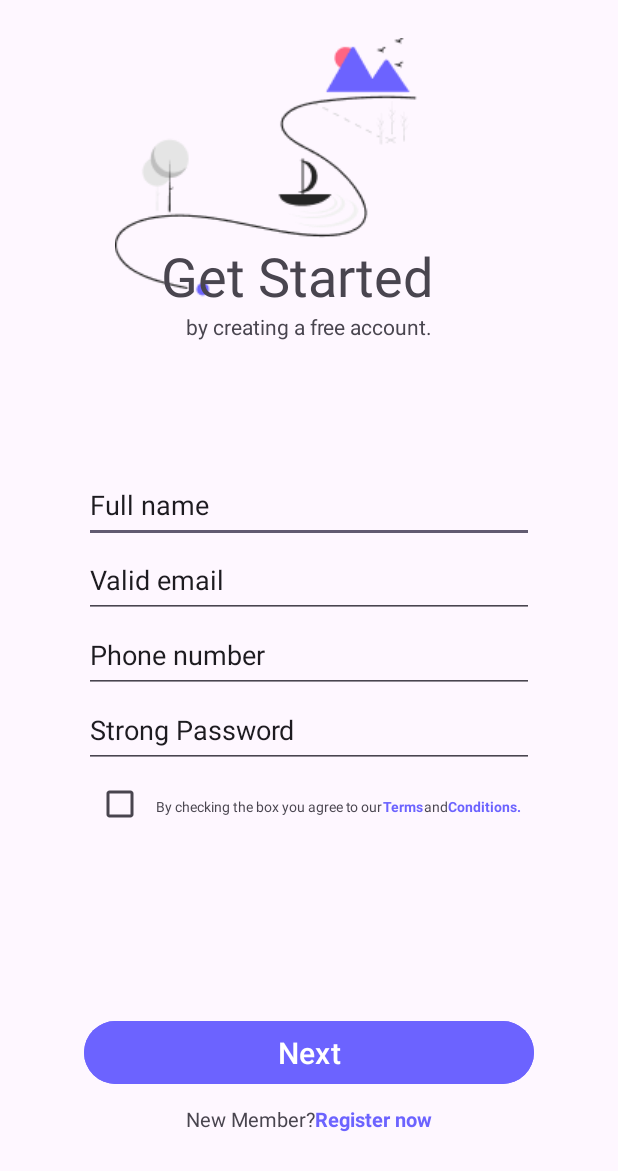
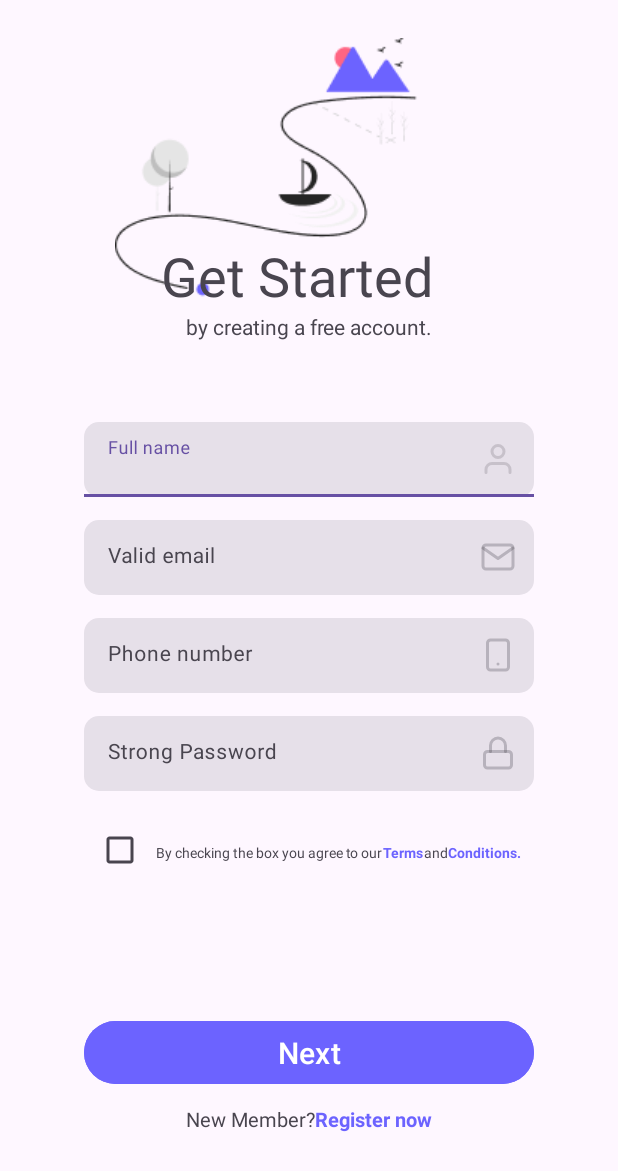
Before and after one commit to Anastasiia1015/MobileAppAssignment1, an Android app: the MainActivity2 screen opened directly, with no data from a screen before it, on a phone screen of 412 x 824 dp. Shown: the top 1171 px of the screen. Run offline under Robolectric (Android 15) with nearby library versions, the phone set to English and light mode, and no system bars.

Commit message:
added icons for input fields + changed input fields appearance

```diff
--- a/app/src/main/java/com/example/myapplication2/MainActivity.kt
+++ b/app/src/main/java/com/example/myapplication2/MainActivity.kt
@@ -10,7 +10,7 @@ class MainActivity : AppCompatActivity() {
     override fun onCreate(savedInstanceState: Bundle?) {
         super.onCreate(savedInstanceState)
         enableEdgeToEdge()
-        setContentView(R.layout.sign_in)
+        setContentView(R.layout.activity_sign_in)
         ViewCompat.setOnApplyWindowInsetsListener(findViewById(R.id.main)) { v, insets ->
             val systemBars = insets.getInsets(WindowInsetsCompat.Type.systemBars())
             v.setPadding(systemBars.left, systemBars.top, systemBars.right, systemBars.bottom)
--- a/app/src/main/java/com/example/myapplication2/MainActivity2.kt
+++ b/app/src/main/java/com/example/myapplication2/MainActivity2.kt
@@ -10,7 +10,7 @@ class MainActivity2 : AppCompatActivity() {
     override fun onCreate(savedInstanceState: Bundle?) {
         super.onCreate(savedInstanceState)
         enableEdgeToEdge()
-        setContentView(R.layout.create_acc)
+        setContentView(R.layout.activity_create_acc)
         ViewCompat.setOnApplyWindowInsetsListener(findViewById(R.id.main)) { v, insets ->
             val systemBars = insets.getInsets(WindowInsetsCompat.Type.systemBars())
             v.setPadding(systemBars.left, systemBars.top, systemBars.right, systemBars.bottom)
--- /dev/null
+++ b/app/src/main/res/drawable/lock.xml
@@ -0,0 +1,22 @@
+<vector xmlns:android="http://schemas.android.com/apk/res/android"
+    android:width="24dp"
+    android:height="24dp"
+    android:viewportWidth="24"
+    android:viewportHeight="24">
+  <path
+      android:pathData="M19,11H5C3.895,11 3,11.895 3,13V20C3,21.105 3.895,22 5,22H19C20.105,22 21,21.105 21,20V13C21,11.895 20.105,11 19,11Z"
+      android:strokeAlpha="0.3"
+      android:strokeLineJoin="round"
+      android:strokeWidth="2"
+      android:fillColor="#00000000"
+      android:strokeColor="#000000"
+      android:strokeLineCap="round"/>
+  <path
+      android:pathData="M7,11V7C7,5.674 7.527,4.402 8.464,3.464C9.402,2.527 10.674,2 12,2C13.326,2 14.598,2.527 15.535,3.464C16.473,4.402 17,5.674 17,7V11"
+      android:strokeAlpha="0.3"
+      android:strokeLineJoin="round"
+      android:strokeWidth="2"
+      android:fillColor="#00000000"
+      android:strokeColor="#000000"
+      android:strokeLineCap="round"/>
+</vector>
--- /dev/null
+++ b/app/src/main/res/drawable/mail.xml
@@ -0,0 +1,22 @@
+<vector xmlns:android="http://schemas.android.com/apk/res/android"
+    android:width="24dp"
+    android:height="24dp"
+    android:viewportWidth="24"
+    android:viewportHeight="24">
+  <path
+      android:pathData="M4,4H20C21.1,4 22,4.9 22,6V18C22,19.1 21.1,20 20,20H4C2.9,20 2,19.1 2,18V6C2,4.9 2.9,4 4,4Z"
+      android:strokeAlpha="0.3"
+      android:strokeLineJoin="round"
+      android:strokeWidth="2"
+      android:fillColor="#00000000"
+      android:strokeColor="#000000"
+      android:strokeLineCap="round"/>
+  <path
+      android:pathData="M22,6L12,13L2,6"
+      android:strokeAlpha="0.3"
+      android:strokeLineJoin="round"
+      android:strokeWidth="2"
+      android:fillColor="#00000000"
+      android:strokeColor="#000000"
+      android:strokeLineCap="round"/>
+</vector>
--- /dev/null
+++ b/app/src/main/res/drawable/smartphone.xml
@@ -0,0 +1,22 @@
+<vector xmlns:android="http://schemas.android.com/apk/res/android"
+    android:width="24dp"
+    android:height="24dp"
+    android:viewportWidth="24"
+    android:viewportHeight="24">
+  <path
+      android:pathData="M17,2H7C5.895,2 5,2.895 5,4V20C5,21.105 5.895,22 7,22H17C18.105,22 19,21.105 19,20V4C19,2.895 18.105,2 17,2Z"
+      android:strokeAlpha="0.3"
+      android:strokeLineJoin="round"
+      android:strokeWidth="2"
+      android:fillColor="#00000000"
+      android:strokeColor="#000000"
+      android:strokeLineCap="round"/>
+  <path
+      android:pathData="M12,18H12.01"
+      android:strokeAlpha="0.3"
+      android:strokeLineJoin="round"
+      android:strokeWidth="2"
+      android:fillColor="#00000000"
+      android:strokeColor="#000000"
+      android:strokeLineCap="round"/>
+</vector>
--- /dev/null
+++ b/app/src/main/res/drawable/user.xml
@@ -0,0 +1,22 @@
+<vector xmlns:android="http://schemas.android.com/apk/res/android"
+    android:width="24dp"
+    android:height="24dp"
+    android:viewportWidth="24"
+    android:viewportHeight="24">
+  <path
+      android:pathData="M20,21V19C20,17.939 19.579,16.922 18.828,16.172C18.078,15.421 17.061,15 16,15H8C6.939,15 5.922,15.421 5.172,16.172C4.421,16.922 4,17.939 4,19V21"
+      android:strokeAlpha="0.2"
+      android:strokeLineJoin="round"
+      android:strokeWidth="2"
+      android:fillColor="#00000000"
+      android:strokeColor="#000000"
+      android:strokeLineCap="round"/>
+  <path
+      android:pathData="M12,11C14.209,11 16,9.209 16,7C16,4.791 14.209,3 12,3C9.791,3 8,4.791 8,7C8,9.209 9.791,11 12,11Z"
+      android:strokeAlpha="0.2"
+      android:strokeLineJoin="round"
+      android:strokeWidth="2"
+      android:fillColor="#00000000"
+      android:strokeColor="#000000"
+      android:strokeLineCap="round"/>
+</vector>
--- a/app/src/main/res/layout/create_acc.xml
+++ b/app/src/main/res/layout/activity_create_acc.xml
@@ -51,25 +51,62 @@
         app:layout_constraintStart_toStartOf="parent"
         app:layout_constraintTop_toTopOf="parent">
 
-        <EditText
-            android:layout_width="300dp"
-            android:layout_height="50dp"
-            android:text="@string/full_name" />
 
-        <EditText
-            android:layout_width="300dp"
-            android:layout_height="50dp"
-            android:text="@string/valid_email" />
+        <com.google.android.material.textfield.TextInputLayout
+            style="@style/OnBoardingInput"
+            android:layout_marginBottom="15dp"
+            android:hint="@string/full_name"
+            app:endIconDrawable="@drawable/user"
+            app:endIconMode="custom">
 
-        <EditText
-            android:layout_width="300dp"
-            android:layout_height="50dp"
-            android:text="@string/phone_number" />
+            <com.google.android.material.textfield.TextInputEditText
+                android:layout_width="match_parent"
+                android:layout_height="match_parent"
+                android:textSize="14sp" />
 
-        <EditText
-            android:layout_width="300dp"
-            android:layout_height="50dp"
-            android:text="@string/strong_password" />
+        </com.google.android.material.textfield.TextInputLayout>
+
+        <com.google.android.material.textfield.TextInputLayout
+            style="@style/OnBoardingInput"
+            android:layout_marginBottom="15dp"
+            android:hint="@string/valid_email"
+            app:endIconDrawable="@drawable/mail"
+            app:endIconMode="custom">
+
+            <com.google.android.material.textfield.TextInputEditText
+                android:layout_width="match_parent"
+                android:layout_height="match_parent"
+                android:textSize="14sp" />
+
+        </com.google.android.material.textfield.TextInputLayout>
+
+        <com.google.android.material.textfield.TextInputLayout
+            style="@style/OnBoardingInput"
+            android:layout_marginBottom="15dp"
+            android:hint="@string/phone_number"
+            app:endIconDrawable="@drawable/smartphone"
+            app:endIconMode="custom">
+
+            <com.google.android.material.textfield.TextInputEditText
+                android:layout_width="match_parent"
+                android:layout_height="match_parent"
+                android:textSize="14sp" />
+
+        </com.google.android.material.textfield.TextInputLayout>
+
+        <com.google.android.material.textfield.TextInputLayout
+            style="@style/OnBoardingInput"
+            android:layout_marginBottom="15dp"
+            android:hint="@string/strong_password"
+            app:endIconDrawable="@drawable/lock"
+            app:endIconMode="custom">
+
+            <com.google.android.material.textfield.TextInputEditText
+                android:layout_width="match_parent"
+                android:layout_height="match_parent"
+                android:textSize="14sp" />
+
+        </com.google.android.material.textfield.TextInputLayout>
     </LinearLayout>
 
     <LinearLayout
--- a/app/src/main/res/layout/sign_in.xml
+++ b/app/src/main/res/layout/activity_sign_in.xml
@@ -49,15 +49,32 @@
         app:layout_constraintStart_toStartOf="parent"
         app:layout_constraintTop_toTopOf="parent">
 
-        <EditText
-            android:layout_width="300dp"
-            android:layout_height="50dp"
-            android:text="@string/enter_email" />
 
-        <EditText
-            android:layout_width="300dp"
-            android:layout_height="50dp"
-            android:text="@string/password" />
+        <com.google.android.material.textfield.TextInputLayout
+            style="@style/OnBoardingInput"
+            android:layout_marginBottom="15dp"
+            android:hint="@string/enter_email"
+            app:endIconDrawable="@drawable/mail"
+            app:endIconMode="custom">
+
+            <com.google.android.material.textfield.TextInputEditText
+                android:layout_width="match_parent"
+                android:layout_height="match_parent"
+                android:textSize="14sp" />
+
+        </com.google.android.material.textfield.TextInputLayout>
+
+        <com.google.android.material.textfield.TextInputLayout
+            style="@style/OnBoardingInput"
+            android:hint="@string/password"
+            app:endIconDrawable="@drawable/lock"
+            app:endIconMode="custom">
+
+            <com.google.android.material.textfield.TextInputEditText
+                android:layout_width="match_parent"
+                android:layout_height="match_parent"
+                android:textSize="14sp" />
+        </com.google.android.material.textfield.TextInputLayout>
     </LinearLayout>
 
     <CheckBox
--- /dev/null
+++ b/app/src/main/res/values/styles.xml
@@ -0,0 +1,13 @@
+<?xml version="1.0" encoding="utf-8"?>
+<resources>
+    <style name="OnBoardingInput" parent="Widget.Material3.TextInputLayout.FilledBox">
+        <item name="boxCornerRadiusBottomEnd">10dp</item>
+        <item name="boxCornerRadiusBottomStart">10dp</item>
+        <item name="boxCornerRadiusTopEnd">10dp</item>
+        <item name="boxCornerRadiusTopStart">10dp</item>
+        <item name="boxStrokeWidth">0dp</item>
+        <item name="android:layout_width">300dp</item>
+        <item name="android:layout_height">50dp</item>
+    </style>
+
+</resources>
```
